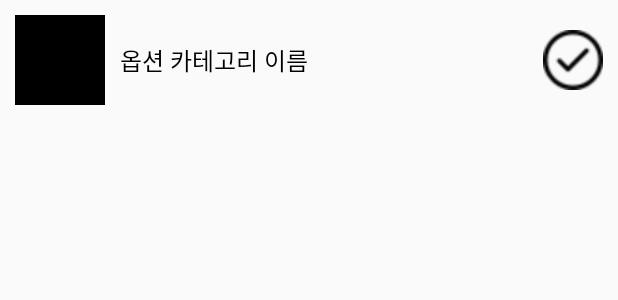
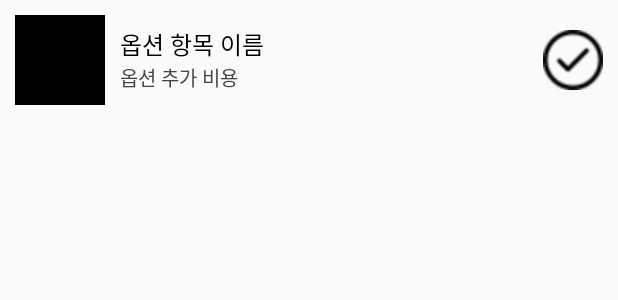
Before and after one commit to heukhyeon/OrderService, an Android app: the layout item_menuitem_option_row.xml on its own in the app's theme, with its tools: preview values and no code run, on a phone screen of 412 x 824 dp. Shown: the top 300 px of the screen. Run offline under Robolectric (Android 15) with nearby library versions, the phone set to English and light mode, and no system bars.

Commit message:
옵션 가격 표시

```diff
--- a/app/src/main/java/kr/evalon/orderservice/scene/order/option/OptionSelectRowVm.kt
+++ b/app/src/main/java/kr/evalon/orderservice/scene/order/option/OptionSelectRowVm.kt
@@ -8,13 +8,14 @@ import androidx.lifecycle.Transformations
 import com.bumptech.glide.RequestBuilder
 import kr.evalon.orderservice.livedata.ActionLiveData
 import kr.evalon.orderservice.models.MenuItem
+import kr.evalon.orderservice.toFormattedPrice
 
 class OptionSelectRowVm(val model:MenuItem, selectGroupLiveData:MediatorLiveData<OptionSelectRowVm>) {
     private val selectedLiveData: LiveData<Boolean> = Transformations.map(selectGroupLiveData){
         it == this
     }
     private val selectActionLiveData = ActionLiveData()
-
+    val priceText = model.price.toFormattedPrice()
     val selectedColorLiveData: LiveData<Int> = Transformations.map(selectedLiveData) {
         it ?: return@map Color.BLACK
         if(it) return@map Color.GREEN else return@map Color.BLACK
--- a/app/src/main/res/layout/item_menuitem_option_row.xml
+++ b/app/src/main/res/layout/item_menuitem_option_row.xml
@@ -18,18 +18,35 @@
             android:layout_height="60dp"
             tools:src="#000"
             customImgBuilder="@{vm::createOptionThumbnail}"/>
+        <LinearLayout
+            android:layout_width="0dp"
+            android:layout_height="wrap_content"
+            android:layout_weight="1"
+            android:orientation="vertical">
             <TextView
-           android:layout_width="0dp"
+                android:layout_width="match_parent"
                 android:layout_height="wrap_content"
                 android:maxLines="1"
                 android:ellipsize="end"
-           android:layout_weight="1"
                 android:layout_marginStart="10dp"
                 android:layout_gravity="center_vertical"
                 android:text="@{vm.model.name}"
                 android:textColor="#000"
-           tools:text="옵션 카테고리 이름"
+                tools:text="옵션 항목 이름"
                 android:textSize="16sp"/>
+            <TextView
+                android:layout_width="match_parent"
+                android:layout_height="wrap_content"
+                android:maxLines="1"
+                android:ellipsize="end"
+                android:layout_marginStart="10dp"
+                android:layout_gravity="center_vertical"
+                android:text="@{vm.priceText}"
+                android:textColor="#444"
+                tools:text="옵션 추가 비용"
+                android:textSize="13sp"/>
+        </LinearLayout>
+
         <ImageView
             android:id="@+id/view_accept"
             android:layout_width="40dp"
```
Lines whose indentation alone changed are shown as unchanged.
